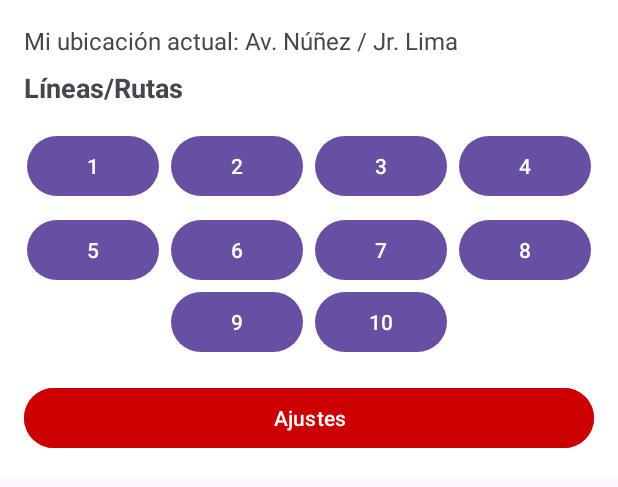
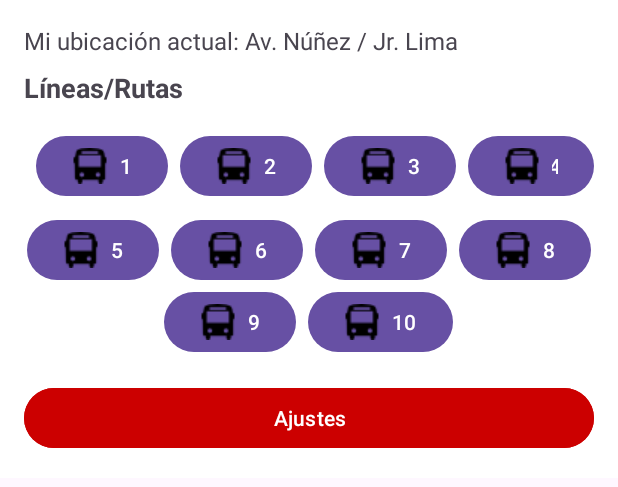
Before and after one commit to dimasII/TuRutaAbancay, an Android app: the layout activity_route_bottom_sheet_fragment.xml on its own in the app's theme, with its tools: preview values and no code run, on a phone screen of 412 x 824 dp. Shown: the top 487 px of the screen. Run offline under Robolectric (Android 15) with nearby library versions, the phone set to English and light mode, and no system bars.

Commit message:
icono del bus

```diff
--- a/app/src/main/res/layout/activity_route_bottom_sheet_fragment.xml
+++ b/app/src/main/res/layout/activity_route_bottom_sheet_fragment.xml
@@ -1,5 +1,6 @@
 <?xml version="1.0" encoding="utf-8"?>
 <LinearLayout xmlns:android="http://schemas.android.com/apk/res/android"
+
     android:layout_width="match_parent"
     android:layout_height="wrap_content"
     android:background="@android:color/white"
@@ -10,14 +11,14 @@
         android:id="@+id/location_text"
         android:layout_width="wrap_content"
         android:layout_height="wrap_content"
-        android:text="Mi ubicación actual: Av. Núñez / Jr. Lima"
+        android:text="@string/mi_ubicaci_n_actual_av_n_ez_jr_lima"
         android:textSize="16sp"
         android:layout_marginBottom="8dp"/>
 
     <TextView
         android:layout_width="wrap_content"
         android:layout_height="wrap_content"
-        android:text="Líneas/Rutas"
+        android:text="@string/l_neas_rutas"
         android:textSize="18sp"
         android:textStyle="bold"
         android:layout_marginBottom="16dp"/>
@@ -37,28 +38,41 @@
                 android:id="@+id/button1"
                 android:layout_width="wrap_content"
                 android:layout_height="wrap_content"
-                android:text="1" />
+                android:text="@string/_1"
+                android:layout_marginStart="8dp"
+                android:drawableLeft="@drawable/bus"
+                android:shape="rectangle"
+                android:drawablePadding="8dp" />
 
             <Button
                 android:id="@+id/button2"
                 android:layout_width="wrap_content"
                 android:layout_height="wrap_content"
                 android:text="2"
-                android:layout_marginStart="8dp" />
+                android:layout_marginStart="8dp"
+                android:drawableLeft="@drawable/bus"
+                android:shape="rectangle"
+                android:drawablePadding="8dp" />
 
             <Button
                 android:id="@+id/button3"
                 android:layout_width="wrap_content"
                 android:layout_height="wrap_content"
                 android:text="3"
-                android:layout_marginStart="8dp" />
+                android:layout_marginStart="8dp"
+                android:drawableLeft="@drawable/bus"
+                android:shape="rectangle"
+                android:drawablePadding="8dp" />
 
             <Button
                 android:id="@+id/button4"
                 android:layout_width="wrap_content"
                 android:layout_height="wrap_content"
                 android:text="4"
-                android:layout_marginStart="8dp" />
+                android:layout_marginStart="8dp"
+                android:drawableLeft="@drawable/bus"
+                android:shape="rectangle"
+                android:drawablePadding="8dp" />
         </LinearLayout>
 
         <LinearLayout
@@ -70,46 +84,61 @@
                 android:id="@+id/button5"
                 android:layout_width="wrap_content"
                 android:layout_height="wrap_content"
-                android:text="5" />
+                android:text="5"
+                android:drawableLeft="@drawable/bus"
+                android:shape="rectangle"
+                android:drawablePadding="8dp" />
 
             <Button
                 android:id="@+id/button6"
                 android:layout_width="wrap_content"
                 android:layout_height="wrap_content"
                 android:text="6"
-                android:layout_marginStart="8dp" />
-
+                android:layout_marginStart="8dp"
+                android:drawableLeft="@drawable/bus"
+                android:shape="rectangle"
+                android:drawablePadding="8dp" />
             <Button
                 android:id="@+id/button7"
                 android:layout_width="wrap_content"
                 android:layout_height="wrap_content"
                 android:text="7"
-                android:layout_marginStart="8dp" />
+                android:layout_marginStart="8dp"
+                android:drawableLeft="@drawable/bus"
+                android:shape="rectangle"
+                android:drawablePadding="8dp" />
 
             <Button
                 android:id="@+id/button8"
                 android:layout_width="wrap_content"
                 android:layout_height="wrap_content"
                 android:text="8"
-                android:layout_marginStart="8dp" />
+                android:layout_marginStart="8dp"
+                android:drawableLeft="@drawable/bus"
+                android:shape="rectangle"
+                android:drawablePadding="8dp" />
         </LinearLayout>
         <LinearLayout
             android:layout_width="match_parent"
             android:layout_height="wrap_content"
             android:gravity="center">
-
-            <Button
+        <Button
                 android:id="@+id/button9"
                 android:layout_width="wrap_content"
                 android:layout_height="wrap_content"
-                android:text="9" />
-
+                android:text="9"
+                android:drawableLeft="@drawable/bus"
+            android:shape="rectangle"
+                android:drawablePadding="8dp" />
             <Button
                 android:id="@+id/button10"
                 android:layout_width="wrap_content"
                 android:layout_height="wrap_content"
                 android:text="10"
-                android:layout_marginStart="8dp" />
+                android:layout_marginStart="8dp"
+                android:drawableLeft="@drawable/bus"
+                android:shape="rectangle"
+                android:drawablePadding="8dp" />
         </LinearLayout>
     </LinearLayout>
 
@@ -117,7 +146,7 @@
         android:id="@+id/ajustes_button"
         android:layout_width="match_parent"
         android:layout_height="wrap_content"
-        android:text="Ajustes"
+        android:text="@string/ajustes"
         android:layout_marginTop="16dp"
         android:backgroundTint="@android:color/holo_red_dark"
         android:textColor="@android:color/white"/>
--- a/app/src/main/res/values/strings.xml
+++ b/app/src/main/res/values/strings.xml
@@ -1,3 +1,7 @@
 <resources>
     <string name="app_name">TuRutaAbancay</string>
+    <string name="ajustes">Ajustes</string>
+    <string name="mi_ubicaci_n_actual_av_n_ez_jr_lima">Mi ubicación actual: Av. Núñez / Jr. Lima</string>
+    <string name="l_neas_rutas">Líneas/Rutas</string>
+    <string name="_1">1</string>
 </resources>
```
